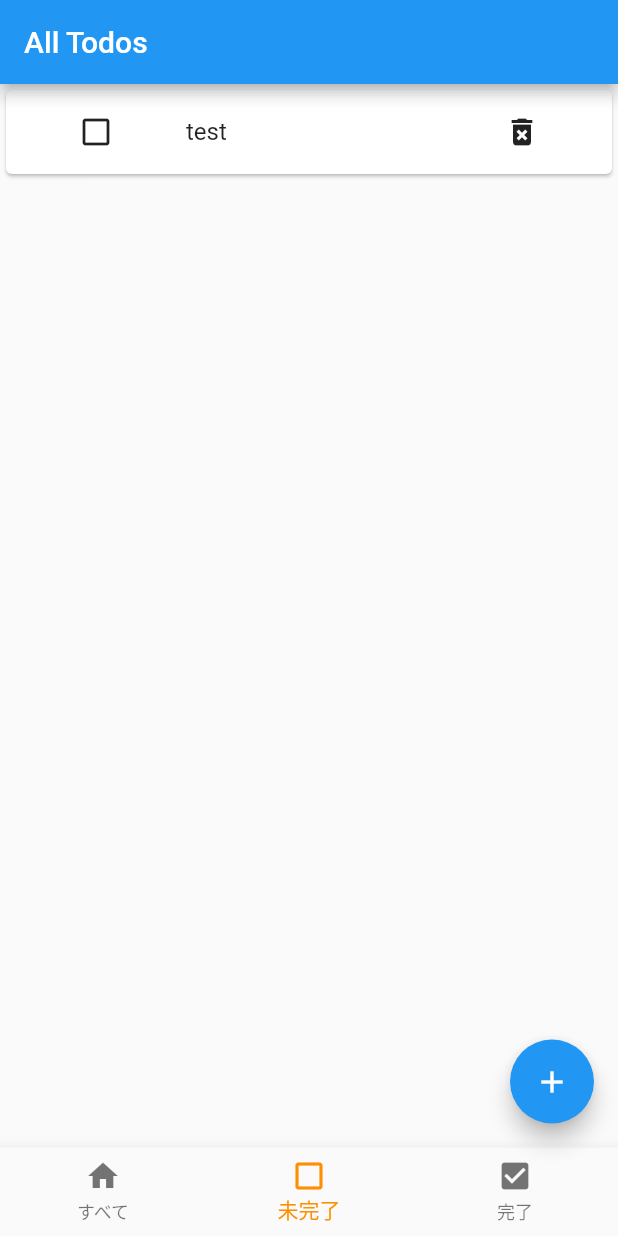
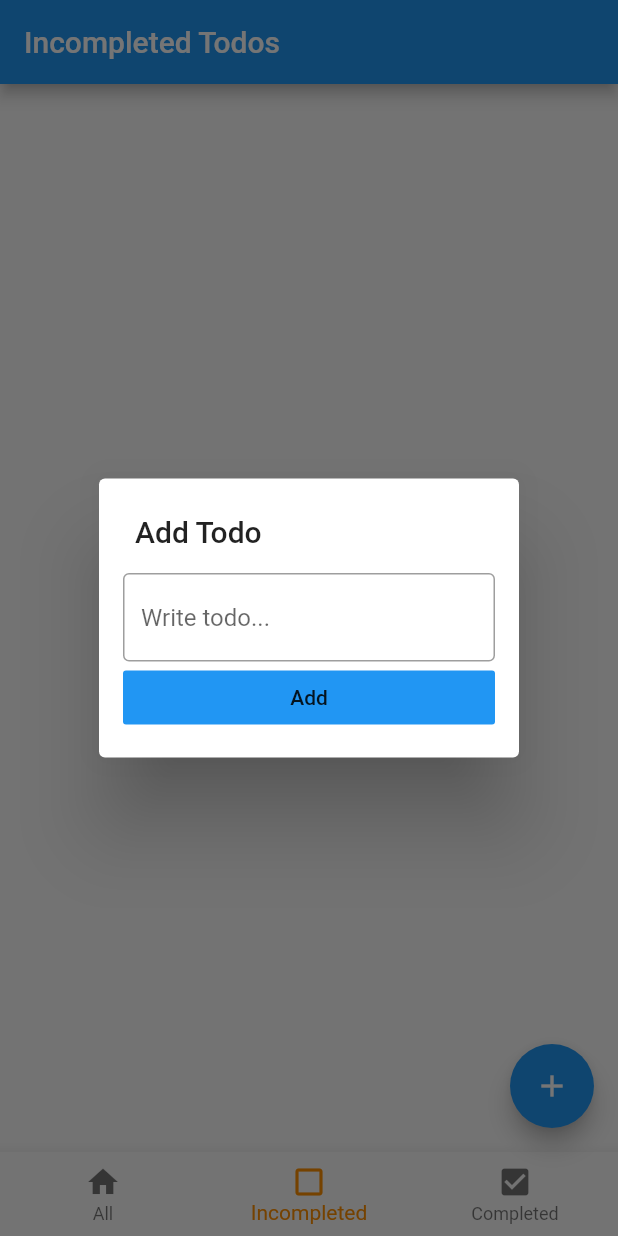
Before and after one commit to nishiyamaosamu/flutter_todo_app_sample, a Flutter app: the screen it shows after launch, item 2 of the bottom bar chosen, after a tap on the "add" icon, on a phone screen of 412 x 824 dp. Run offline on Flutter 3.47's test engine with Material 2 defaults, Android fonts, the phone set to English and light mode, and no system bars; our stand-ins replace sqflite; accounts and stored records are empty.

Commit message:
add input form

```diff
--- a/lib/main.dart
+++ b/lib/main.dart
@@ -1,8 +1,8 @@
 import 'package:flutter/material.dart';
 import 'package:provider/provider.dart';
-import 'package:todo_app/entity/todo.dart';
 import 'package:todo_app/model/bottom_navigation_model.dart';
 import 'package:todo_app/model/todo_model.dart';
+import 'package:todo_app/ui/main_bottom_navigation.dart';
 
 void main() => runApp(MyApp());
 
@@ -30,53 +30,3 @@ class MyApp extends StatelessWidget {
     );
   }
 }
-
-class MainBottomNavigation extends StatelessWidget {
-    @override
-  Widget build(BuildContext context) {
-    final bottomNavigationModel = Provider.of<BottomNavigationModel>(context, listen: true);
-    return Scaffold(
-      body: Center(
-        child: bottomNavigationModel.getSelectedScreen(),
-      ),
-      bottomNavigationBar: BottomNavigationBar(
-        items: const <BottomNavigationBarItem>[
-          BottomNavigationBarItem(
-            icon: Icon(Icons.home),
-            title: Text('すべて'),
-          ),
-          BottomNavigationBarItem(
-            icon: Icon(Icons.check_box_outline_blank),
-            title: Text('未完了'),
-          ),
-          BottomNavigationBarItem(
-            icon: Icon(Icons.check_box),
-            title: Text('完了'),
-          ),
-        ],
-        type: BottomNavigationBarType.fixed,
-        currentIndex: bottomNavigationModel.selectedIndex,
-        selectedItemColor: Colors.amber[800],
-        onTap: (index) {
-          bottomNavigationModel.change(index);
-        },
-      ),
-      floatingActionButton: AddTodoButton(),
-    );
-  }
-}
-
-class AddTodoButton extends StatelessWidget {
-  const AddTodoButton({Key key}) : super(key: key);
-
-  @override
-  Widget build(BuildContext context) {
-    final model = Provider.of<TodoModel>(context, listen: true);
-    return FloatingActionButton(
-      child: Icon(Icons.add),
-      onPressed: () {
-        model.add(Todo(title: "test"));
-      },
-    );
-  }
-}
--- a/lib/ui/completed_todos_screen.dart
+++ b/lib/ui/completed_todos_screen.dart
@@ -10,7 +10,7 @@ class CompletedTodosScreen extends StatelessWidget {
     final model = Provider.of<TodoModel>(context, listen: true);
     return Scaffold(
       appBar: AppBar(
-        title: Text("All Todos"),
+        title: Text("Completed Todos"),
       ),
       body: TodoListView(list: model.completedTodoList),
     );
--- a/lib/ui/incompleted_todos_screen.dart
+++ b/lib/ui/incompleted_todos_screen.dart
@@ -10,7 +10,7 @@ class IncompletedTodosScreen extends StatelessWidget {
     final model = Provider.of<TodoModel>(context, listen: true);
     return Scaffold(
       appBar: AppBar(
-        title: Text("All Todos"),
+        title: Text("Incompleted Todos"),
       ),
       body: TodoListView(list: model.incompletedTodoList),
     );
--- /dev/null
+++ b/lib/ui/main_bottom_navigation.dart
@@ -0,0 +1,90 @@
+import 'package:flutter/material.dart';
+import 'package:provider/provider.dart';
+import 'package:todo_app/entity/todo.dart';
+import 'package:todo_app/model/bottom_navigation_model.dart';
+import 'package:todo_app/model/todo_model.dart';
+
+class MainBottomNavigation extends StatelessWidget {
+    @override
+  Widget build(BuildContext context) {
+    final bottomNavigationModel = Provider.of<BottomNavigationModel>(context, listen: true);
+    return Scaffold(
+      body: Center(
+        child: bottomNavigationModel.getSelectedScreen(),
+      ),
+      bottomNavigationBar: BottomNavigationBar(
+        items: const <BottomNavigationBarItem>[
+          BottomNavigationBarItem(
+            icon: Icon(Icons.home),
+            title: Text('All'),
+          ),
+          BottomNavigationBarItem(
+            icon: Icon(Icons.check_box_outline_blank),
+            title: Text('Incompleted'),
+          ),
+          BottomNavigationBarItem(
+            icon: Icon(Icons.check_box),
+            title: Text('Completed'),
+          ),
+        ],
+        type: BottomNavigationBarType.fixed,
+        currentIndex: bottomNavigationModel.selectedIndex,
+        selectedItemColor: Colors.amber[800],
+        onTap: (index) {
+          bottomNavigationModel.change(index);
+        },
+      ),
+      floatingActionButton: AddTodoButton(),
+    );
+  }
+}
+
+class AddTodoButton extends StatelessWidget {
+  const AddTodoButton({Key key}) : super(key: key);
+
+  @override
+  Widget build(BuildContext context) {
+    return FloatingActionButton(
+      child: Icon(Icons.add),
+      onPressed: () {
+        showDialog(
+          context: context,
+          builder: (BuildContext context) {
+            return AddTodoDialog();
+          }
+        );
+      },
+    );
+  }
+}
+
+class AddTodoDialog extends StatelessWidget {
+  AddTodoDialog({Key key}) : super(key: key);
+
+  @override
+  Widget build(BuildContext context) {
+    final model = Provider.of<TodoModel>(context, listen: true);
+    final titleTextEditingController = TextEditingController();
+    return SimpleDialog(
+      title: Text("Add Todo"),
+      contentPadding: EdgeInsets.all(16),
+      children: <Widget>[
+        TextField(
+          controller: titleTextEditingController,
+          decoration: InputDecoration(
+            border: OutlineInputBorder(),
+            hintText: "Write todo..."
+          ),
+        ),
+        FlatButton(
+          child: Text('Add'),
+          color: Colors.blue,
+          onPressed: () {
+            model.add(Todo(title: titleTextEditingController.text));
+            Navigator.pop(context);
+          },
+        ),
+      ],
+    );
+  }
+}
```
